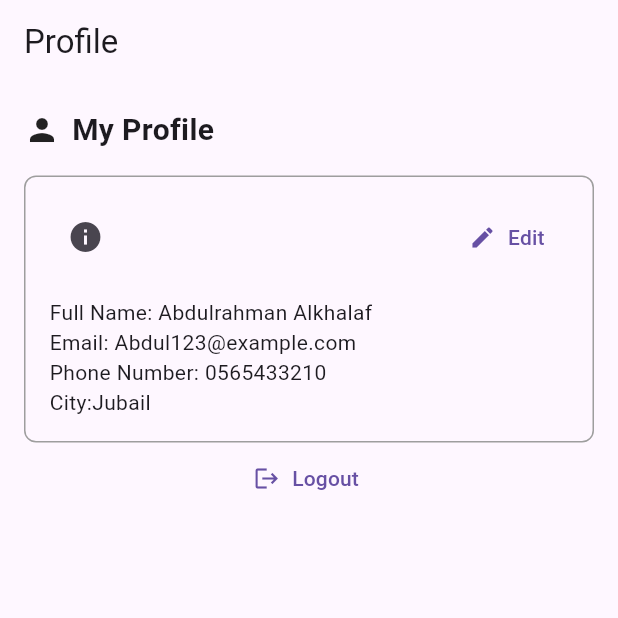
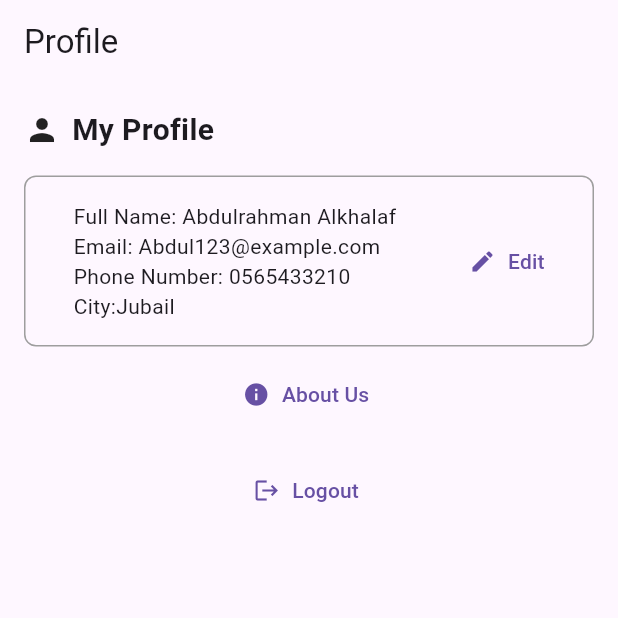
Before and after one commit to OneRedBlip/GraduationProject, a Flutter app: the ProfilePage screen opened directly with empty values, on a phone screen of 412 x 824 dp, the top half of it. Run offline on Flutter 3.47's test engine with Material 3 defaults, Android fonts, the phone set to English and light mode, and no system bars.

Commit message:
Reorganize the profile page
1- move the about us button below the user info box.
2- make the user's info and the edit button appear side-by-side
3- add some padding to the buttons

```diff
--- a/trash2treasure/lib/profile_page.dart
+++ b/trash2treasure/lib/profile_page.dart
@@ -152,17 +152,17 @@ class ProfilePage extends StatelessWidget {
                     child: Row(
                       mainAxisAlignment: MainAxisAlignment.spaceBetween,
                       children: [
-                        IconButton(
-                          onPressed: () {
-                            Navigator.push(
-                              context,
-                              MaterialPageRoute(
-                                builder: (context) => InfoPage(),
-                              ),
-                            );
-                          },
-                          icon: const Icon(Icons.info), // Information icon
-                          tooltip: 'Information',
+                        const Padding(
+                          padding: EdgeInsets.only(left: 16, right: 16),
+                          child: Column(
+                            crossAxisAlignment: CrossAxisAlignment.start,
+                            children: [
+                              Text('Full Name: Abdulrahman Alkhalaf'),
+                              Text('Email: Abdul123@example.com'),
+                              Text('Phone Number: 0565433210'),
+                              Text('City:Jubail'),
+                            ],
+                          ),
                         ),
                         TextButton.icon(
                           onPressed: () {
@@ -174,31 +174,43 @@ class ProfilePage extends StatelessWidget {
                       ],
                     ),
                   ),
-                  const Padding(
-                    padding: EdgeInsets.only(left: 16, right: 16, bottom: 16),
-                    child: Column(
-                      crossAxisAlignment: CrossAxisAlignment.start,
-                      children: [
-                        Text('Full Name: Abdulrahman Alkhalaf'),
-                        Text('Email: Abdul123@example.com'),
-                        Text('Phone Number: 0565433210'),
-                        Text('City:Jubail'),
-                      ],
-                    ),
-                  ),
                 ],
               ),
             ),
             Row(
               mainAxisAlignment: MainAxisAlignment.center,
               children: [
-                TextButton.icon(
-                    onPressed: () {
-                      Navigator.pushReplacement(context,
-                          MaterialPageRoute(builder: (context) => LoginPage()));
-                    },
-                    icon: const Icon(Icons.logout),
-                    label: const Text('Logout'))
+                Column(
+                  children: [
+                    Padding(
+                      padding: const EdgeInsets.all(8.0),
+                      child: TextButton.icon(
+                        label: const Text('About Us'),
+                        onPressed: () {
+                          Navigator.push(
+                            context,
+                            MaterialPageRoute(
+                              builder: (context) => InfoPage(),
+                            ),
+                          );
+                        },
+                        icon: const Icon(Icons.info), // Information icon
+                      ),
+                    ),
+                    Padding(
+                      padding: const EdgeInsets.all(8.0),
+                      child: TextButton.icon(
+                          onPressed: () {
+                            Navigator.pushReplacement(
+                                context,
+                                MaterialPageRoute(
+                                    builder: (context) => LoginPage()));
+                          },
+                          icon: const Icon(Icons.logout),
+                          label: const Text('Logout')),
+                    )
+                  ],
+                ),
               ],
             )
           ],
```
